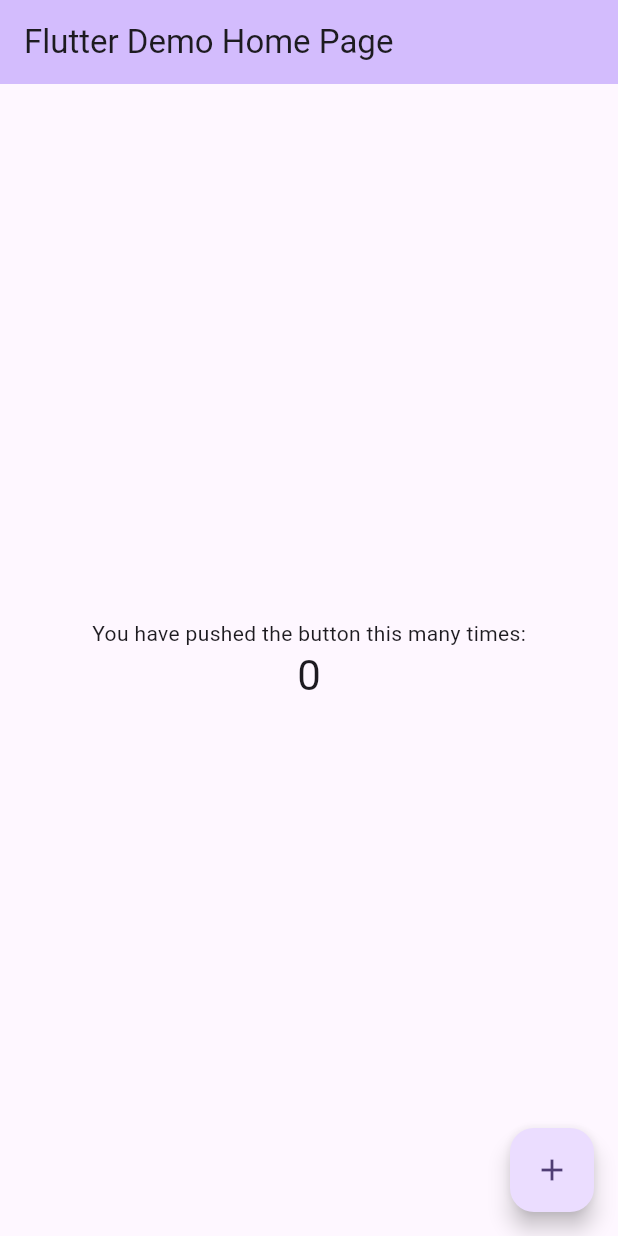
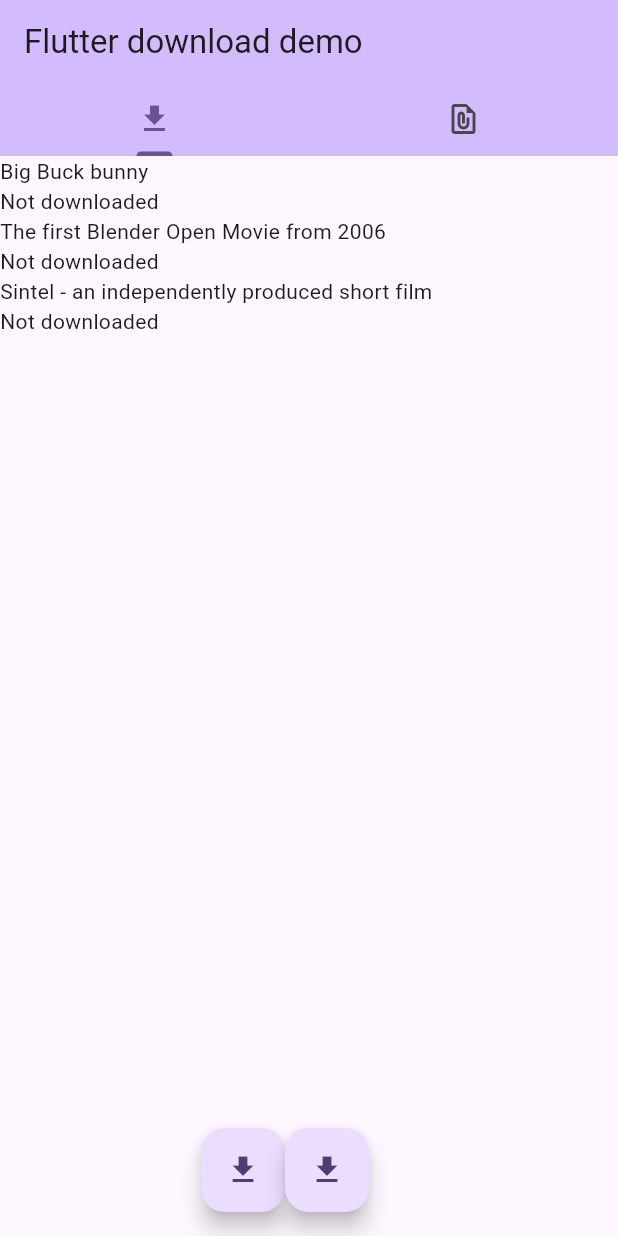
Before and after one commit to loctt-executionlab/flutter_downloader_demo, a Flutter app: the screen it shows after launch, on a phone screen of 412 x 824 dp. Run offline on Flutter 3.47's test engine with Material 2 defaults, Android fonts, the phone set to English and light mode, and no system bars; our stand-ins replace flutter_riverpod, freezed_annotation, riverpod_annotation, rxdart; missing offline and left inert: flutter_downloader; generated files the repository leaves out were written again.

Commit message:
update code

```diff
--- /dev/null
+++ b/lib/app.dart
@@ -0,0 +1,19 @@
+
+
+import 'package:flutter/material.dart';
+import 'package:flutter_download_demo/views/home_tab.dart';
+
+class App extends StatelessWidget {
+const App({ Key? key }) : super(key: key);
+
+  @override
+  Widget build(BuildContext context){
+    return MaterialApp(
+      theme: ThemeData(
+        colorScheme: ColorScheme.fromSeed(seedColor: Colors.deepPurple),
+        useMaterial3: true
+      ),
+      home: const HomeTab(),
+    );
+  }
+}
--- a/lib/data/flutter_downloader_service.dart
+++ b/lib/data/flutter_downloader_service.dart
@@ -41,6 +41,7 @@ extension DownloadTaskExt on downloader.DownloadTask {
     return DownloadTaskModel(
       id: taskId,
       url: url,
+      progress: progress,
       path: savedDir,
       status: status.toStatus(),
     );
--- a/lib/data/storage_service.dart
+++ b/lib/data/storage_service.dart
@@ -1,6 +1,5 @@
 
 import 'dart:io';
-import 'dart:js_interop';
 
 import 'package:path_provider/path_provider.dart';
 
@@ -8,7 +7,7 @@ class StorageService {
 
 
   static Future<String> getStoragePath(String? folderStr) async {
-    final folderPath = folderStr.isNull? '' : '/$folderStr';
+    final folderPath = folderStr == null? '' : '/$folderStr';
     final String documentDir;
     try {
       if(Platform.isAndroid) {
--- a/lib/domain/models/download_task_model.dart
+++ b/lib/domain/models/download_task_model.dart
@@ -16,10 +16,11 @@ enum DownloadTaskStatus{
 @freezed
 class DownloadTaskModel with _$DownloadTaskModel {
 
-  factory DownloadTaskModel({
+  const factory DownloadTaskModel({
     required String id,
     required String url,
     required String path,
+    required int progress,
     required DownloadTaskStatus status,
   }) = _DownloadTaskModel;
 
--- a/lib/main.dart
+++ b/lib/main.dart
@@ -1,125 +1,31 @@
 import 'package:flutter/material.dart';
+import 'package:flutter_download_demo/app.dart';
+import 'package:flutter_downloader/flutter_downloader.dart';
+import 'package:flutter_riverpod/flutter_riverpod.dart';
 
-void main() {
-  runApp(const MyApp());
+void main() async {
+  WidgetsFlutterBinding.ensureInitialized();
+  await FlutterDownloader.initialize(debug: true, ignoreSsl: true);
+  runApp(
+     ProviderScope(
+      observers: [],
+      child: const App(),
+    ),
+  );
 }
 
-class MyApp extends StatelessWidget {
-  const MyApp({super.key});
-
-  // This widget is the root of your application.
+class Logger extends ProviderObserver {
   @override
-  Widget build(BuildContext context) {
-    return MaterialApp(
-      title: 'Download demo',
-      theme: ThemeData(
-        // This is the theme of your application.
-        //
-        // TRY THIS: Try running your application with "flutter run". You'll see
-        // the application has a blue toolbar. Then, without quitting the app,
-        // try changing the seedColor in the colorScheme below to Colors.green
-        // and then invoke "hot reload" (save your changes or press the "hot
-        // reload" button in a Flutter-supported IDE, or press "r" if you used
-        // the command line to start the app).
-        //
-        // Notice that the counter didn't reset back to zero; the application
-        // state is not lost during the reload. To reset the state, use hot
-        // restart instead.
-        //
-        // This works for code too, not just values: Most code changes can be
-        // tested with just a hot reload.
-        colorScheme: ColorScheme.fromSeed(seedColor: Colors.deepPurple),
-        useMaterial3: true,
-      ),
-      home: const MyHomePage(title: 'Flutter Demo Home Page'),
-    );
+  void didUpdateProvider(
+    ProviderBase<Object?> provider,
+    Object? previousValue,
+    Object? newValue,
+    ProviderContainer container,
+  ) {
+    print('''
+{
+  "provider": "${provider.name ?? provider.runtimeType}",
+  "newValue": "$newValue"
+}''');
   }
 }
-
-class MyHomePage extends StatefulWidget {
-  const MyHomePage({super.key, required this.title});
-
-  // This widget is the home page of your application. It is stateful, meaning
-  // that it has a State object (defined below) that contains fields that affect
-  // how it looks.
-
-  // This class is the configuration for the state. It holds the values (in this
-  // case the title) provided by the parent (in this case the App widget) and
-  // used by the build method of the State. Fields in a Widget subclass are
-  // always marked "final".
-
-  final String title;
-
-  @override
-  State<MyHomePage> createState() => _MyHomePageState();
-}
-
-class _MyHomePageState extends State<MyHomePage> {
-  int _counter = 0;
-
-  void _incrementCounter() {
-    setState(() {
-      // This call to setState tells the Flutter framework that something has
-      // changed in this State, which causes it to rerun the build method below
-      // so that the display can reflect the updated values. If we changed
-      // _counter without calling setState(), then the build method would not be
-      // called again, and so nothing would appear to happen.
-      _counter++;
-    });
-  }
-
-  @override
-  Widget build(BuildContext context) {
-    // This method is rerun every time setState is called, for instance as done
-    // by the _incrementCounter method above.
-    //
-    // The Flutter framework has been optimized to make rerunning build methods
-    // fast, so that you can just rebuild anything that needs updating rather
-    // than having to individually change instances of widgets.
-    return Scaffold(
-      appBar: AppBar(
-        // TRY THIS: Try changing the color here to a specific color (to
-        // Colors.amber, perhaps?) and trigger a hot reload to see the AppBar
-        // change color while the other colors stay the same.
-        backgroundColor: Theme.of(context).colorScheme.inversePrimary,
-        // Here we take the value from the MyHomePage object that was created by
-        // the App.build method, and use it to set our appbar title.
-        title: Text(widget.title),
-      ),
-      body: Center(
-        // Center is a layout widget. It takes a single child and positions it
-        // in the middle of the parent.
-        child: Column(
-          // Column is also a layout widget. It takes a list of children and
-          // arranges them vertically. By default, it sizes itself to fit its
-          // children horizontally, and tries to be as tall as its parent.
-          //
-          // Column has various properties to control how it sizes itself and
-          // how it positions its children. Here we use mainAxisAlignment to
-          // center the children vertically; the main axis here is the vertical
-          // axis because Columns are vertical (the cross axis would be
-          // horizontal).
-          //
-          // TRY THIS: Invoke "debug painting" (choose the "Toggle Debug Paint"
-          // action in the IDE, or press "p" in the console), to see the
-          // wireframe for each widget.
-          mainAxisAlignment: MainAxisAlignment.center,
-          children: <Widget>[
-            const Text(
-              'You have pushed the button this many times:',
-            ),
-            Text(
-              '$_counter',
-              style: Theme.of(context).textTheme.headlineMedium,
-            ),
-          ],
-        ),
-      ),
-      floatingActionButton: FloatingActionButton(
-        onPressed: _incrementCounter,
-        tooltip: 'Increment',
-        child: const Icon(Icons.add),
-      ), // This trailing comma makes auto-formatting nicer for build methods.
-    );
-  }
-}
--- /dev/null
+++ b/lib/notifier/task_status_notifier.dart
@@ -0,0 +1,17 @@
+import 'package:flutter_download_demo/domain/models/download_task_model.dart';
+import 'package:flutter_download_demo/notifier/download_file_status_notifier.dart';
+import 'package:flutter_riverpod/flutter_riverpod.dart';
+
+
+final taskStatusNotifier =
+    StateProviderFamily<DownloadTaskModel?, String>((ref, url) {
+  return ref.watch<DownloadTaskModel?>(
+    downloadFileStatusNotifierProvider.select(
+      (value) {
+        final index = value.indexWhere((element) => element.url == url);
+        if (index == -1) return null;
+        return value[index];
+      },
+    ),
+  );
+});
--- /dev/null
+++ b/lib/views/home_tab.dart
@@ -0,0 +1,41 @@
+import 'package:flutter/material.dart';
+import 'package:flutter_download_demo/views/progress_tab.dart';
+import 'package:flutter_riverpod/flutter_riverpod.dart';
+
+class HomeTab extends ConsumerWidget {
+  const HomeTab({Key? key}) : super(key: key);
+
+  @override
+  Widget build(BuildContext context, WidgetRef ref) {
+    return DefaultTabController(
+      initialIndex: 0,
+      length: 2,
+      child: Scaffold(
+        appBar: AppBar(
+          backgroundColor: Theme.of(context).colorScheme.inversePrimary,
+          title: const Text('Flutter download demo'),
+          bottom: const TabBar(tabs: [
+            Tab(icon: Icon(Icons.download)),
+            Tab(
+              icon: Icon(Icons.file_present_outlined),
+            )
+          ]),
+        ),
+        body: const TabBarView(children: [
+          ProgressTab(),
+          ProgressTab(),
+        ]),
+        floatingActionButton: Row(
+          mainAxisAlignment: MainAxisAlignment.center,
+          children: [
+            FloatingActionButton(onPressed: () {
+            }, child: const Icon(Icons.download)),
+             FloatingActionButton(onPressed: () {
+            }, child: const Icon(Icons.download)),
+          ],
+        ),
+      ),
+
+    );
+  }
+}
--- /dev/null
+++ b/lib/views/progress_tab.dart
@@ -0,0 +1,41 @@
+import 'package:flutter/material.dart';
+import 'package:flutter_download_demo/views/task_entry.dart';
+import 'package:flutter_riverpod/flutter_riverpod.dart';
+
+
+class ProgressTab extends ConsumerWidget {
+const ProgressTab({ Key? key }) : super(key: key);
+
+
+  @override
+  Widget build(BuildContext context, WidgetRef ref){
+    return ListView(
+      children: videoList.map((e) => TaskEntry(video: e,)).toList(),
+        );
+  }
+}
+
+
+
+class DownloadVideo {
+  final String name;
+  final String url;
+
+  const DownloadVideo({required this.name, required this.url});
+}
+
+
+final videoList = [
+      const DownloadVideo(
+          name: 'Big Buck bunny',
+          url:
+              'https://commondatastorage.googleapis.com/gtv-videos-bucket/sample/BigBuckBunny.mp4'),
+      const DownloadVideo(
+          name: 'The first Blender Open Movie from 2006',
+          url:
+              'https://commondatastorage.googleapis.com/gtv-videos-bucket/sample/ElephantsDream.mp4'),
+      const DownloadVideo(
+          name: 'Sintel - an independently produced short film',
+          url:
+              'https://commondatastorage.googleapis.com/gtv-videos-bucket/sample/Sintel.mp4'),
+    ];
--- /dev/null
+++ b/lib/views/task_entry.dart
@@ -0,0 +1,57 @@
+import 'package:flutter/material.dart';
+import 'package:flutter_download_demo/data/flutter_downloader_service.dart';
+import 'package:flutter_download_demo/notifier/download_file_status_notifier.dart';
+import 'package:flutter_download_demo/notifier/task_status_notifier.dart';
+import 'package:flutter_download_demo/views/progress_tab.dart';
+import 'package:flutter_riverpod/flutter_riverpod.dart';
+
+import '../domain/models/download_task_model.dart';
+
+class TaskEntry extends ConsumerWidget {
+  const TaskEntry({super.key, required this.video});
+
+  final DownloadVideo video;
+
+  @override
+  Widget build(BuildContext context, WidgetRef ref) {
+    final downloadStatus = ref.watch(taskStatusNotifier(video.url));
+    if (downloadStatus == null) {
+      print('is null somehow');
+    }
+    return Column(
+      crossAxisAlignment: CrossAxisAlignment.start,
+      children: [
+        Text(video.name),
+        Text((downloadStatus != null)
+            ? downloadStatus.progress.toString()
+            : 'Not downloaded'),
+        Row(
+          children: [
+            if (downloadStatus?.status == DownloadTaskStatus.notstarted)
+              IconButton(
+                  onPressed: () async {
+                    ref
+                        .read(downloadFileStatusNotifierProvider.notifier)
+                        .requestDownload(video.url);
+                  },
+                  icon: const Icon(Icons.download)),
+            if (downloadStatus?.status == DownloadTaskStatus.complete)
+              IconButton(
+                  onPressed: () async {
+                    final tasks =
+                        await FlutterDownloaderService.getAllDownloadTasks();
+                    for (var task in tasks) {
+                      if (task.url == video.url) {
+                        ref
+                            .read(downloadFileStatusNotifierProvider.notifier)
+                            .delete(task.id);
+                      }
+                    }
+                  },
+                  icon: const Icon(Icons.delete)),
+          ],
+        ),
+      ],
+    );
+  }
+}
--- a/pubspec.yaml
+++ b/pubspec.yaml
@@ -44,6 +44,8 @@ dependencies:
   riverpod_annotation: ^2.1.1
   json_annotation: ^4.8.1
   path_provider: ^2.0.15
+  flutter_riverpod: ^2.3.6
+  uuid: ^3.0.7
 
 
 dev_dependencies:
```
Also changed, not shown: lib/notifier/download_file_status_notifier.dart (+39 -23 lines), lib/domain/models/download_task_model.freezed.dart, lib/domain/models/download_task_model.g.dart, lib/notifier/download_file_status_notifier.g.dart, lib/notifier/flutter_downloader_listener_notifier.g.dart, pubspec.lock, 6 other files.
